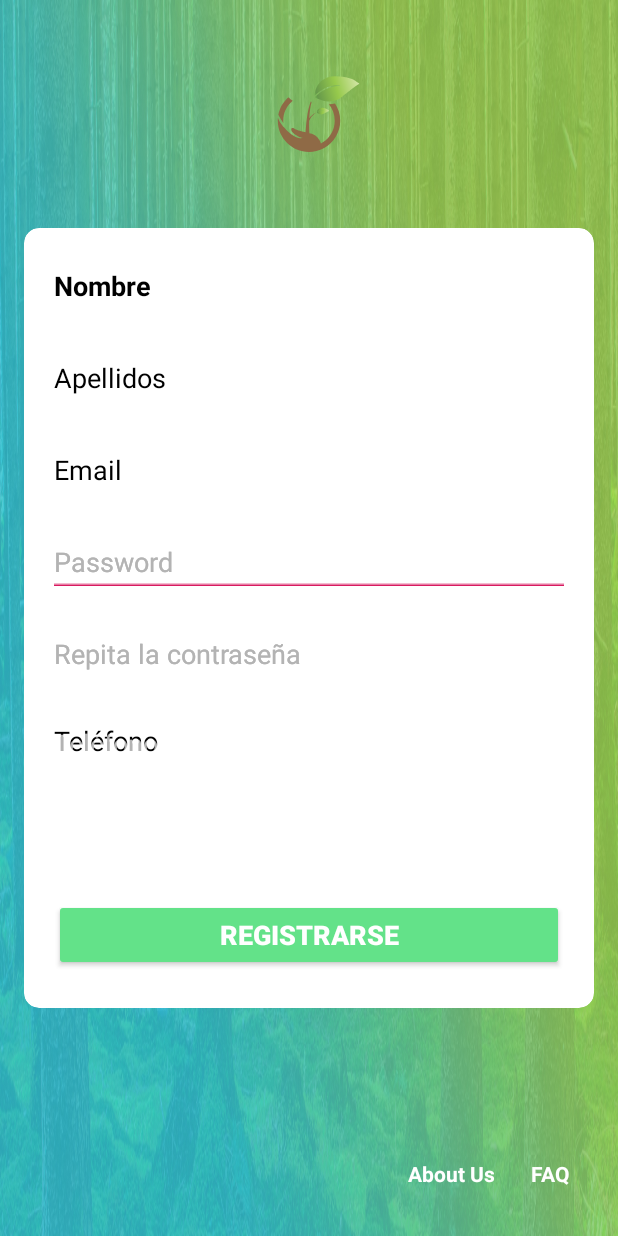
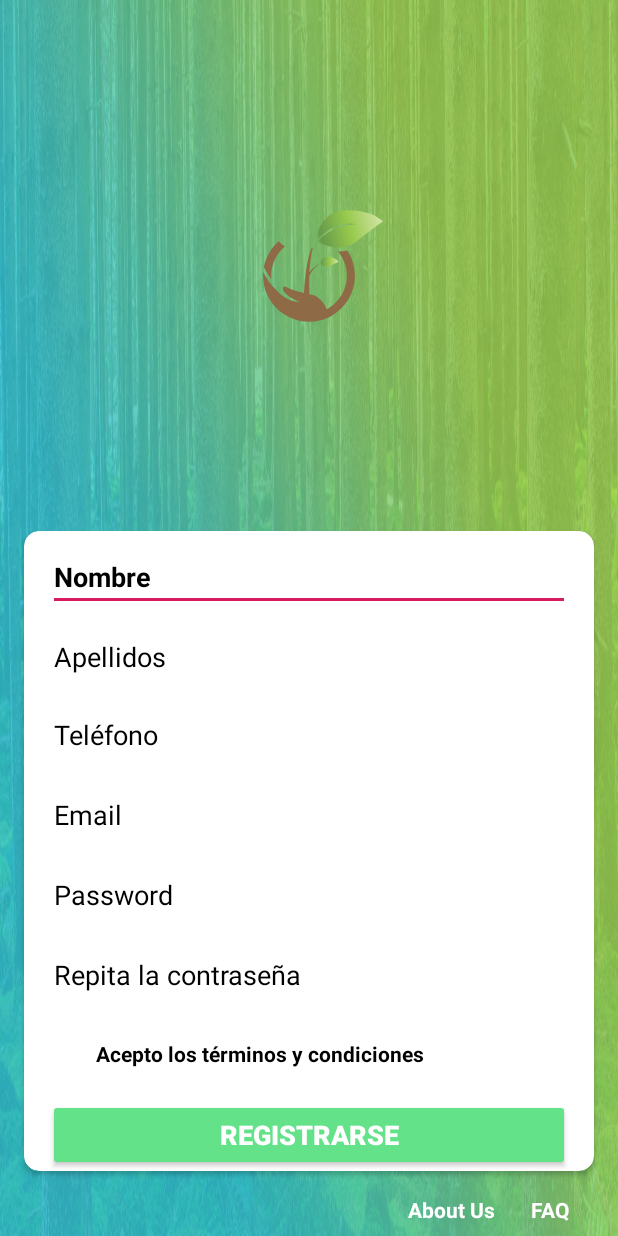
Before and after one commit to jmateos4/ecohuerto, an Android app: the RegistroActivity screen opened directly, with no data from a screen before it, on a phone screen of 412 x 824 dp. Run offline under Robolectric (Android 15) with nearby library versions, the phone set to English and light mode, and no system bars.

Commit message:
Registro vista

```diff
--- a/Plantillas/app/src/main/java/com/mcenteno/plantillas/MainActivity.java
+++ b/Plantillas/app/src/main/java/com/mcenteno/plantillas/MainActivity.java
@@ -1,21 +1,32 @@
 package com.mcenteno.plantillas;
 
+import android.content.Intent;
 import android.os.Bundle;
 import android.support.v7.app.AppCompatActivity;
+import android.view.View;
 import android.widget.Button;
+import android.widget.TextView;
 
 public class MainActivity extends AppCompatActivity {
 
     Button btnLogin;
+    TextView btnSignUp;
 
     @Override
     protected void onCreate(Bundle savedInstanceState) {
         super.onCreate(savedInstanceState);
         setContentView(R.layout.activity_login);
 
+        btnLogin = findViewById(R.id.buttonLogin);
+        btnSignUp = findViewById(R.id.text_signup);
 
-        btnLogin = findViewById(R.id.buttonLogin);
-
+        btnSignUp.setOnClickListener(new View.OnClickListener() {
+            @Override
+            public void onClick(View v) {
+                Intent intentSignUp = new Intent(MainActivity.this, RegistroActivity.class);
+                startActivity(intentSignUp);
+            }
+        });
 
         /*btnLogin.setOnClickListener(new View.OnClickListener() {
             @Override
--- a/Plantillas/app/src/main/res/layout/activity_registro.xml
+++ b/Plantillas/app/src/main/res/layout/activity_registro.xml
@@ -10,13 +10,14 @@
     <ImageView
         android:id="@+id/imageView2"
         android:layout_width="0dp"
-        android:layout_height="0dp"
+        android:layout_height="200dp"
         android:layout_marginStart="8dp"
         android:layout_marginTop="8dp"
         android:layout_marginEnd="8dp"
         android:layout_marginBottom="8dp"
         app:layout_constraintBottom_toTopOf="@+id/cardView"
         app:layout_constraintEnd_toEndOf="parent"
+        app:layout_constraintHorizontal_bias="0.0"
         app:layout_constraintStart_toStartOf="parent"
         app:layout_constraintTop_toTopOf="parent"
         app:srcCompat="@drawable/ic_logo4"
@@ -25,95 +26,46 @@
     <android.support.v7.widget.CardView
         android:id="@+id/cardView"
         android:layout_width="380dp"
-        android:layout_height="520dp"
-        android:layout_marginStart="8dp"
-        android:layout_marginEnd="8dp"
+        android:layout_height="wrap_content"
+        android:layout_marginStart="16dp"
+        android:layout_marginEnd="16dp"
+        android:layout_marginBottom="16dp"
         app:cardBackgroundColor="@android:color/background_light"
         app:cardCornerRadius="10dp"
-        app:layout_constraintBottom_toBottomOf="parent"
+        app:layout_constraintBottom_toTopOf="@+id/textView"
         app:layout_constraintEnd_toEndOf="parent"
-        app:layout_constraintStart_toStartOf="parent"
-        app:layout_constraintTop_toTopOf="parent">
+        app:layout_constraintStart_toStartOf="parent">
 
         <android.support.constraint.ConstraintLayout
             android:layout_width="match_parent"
             android:layout_height="match_parent">
 
             <EditText
-                android:id="@+id/etPassword"
-                android:layout_width="0dp"
-                android:layout_height="wrap_content"
-                android:layout_marginTop="8dp"
-                android:layout_marginBottom="8dp"
-                android:ems="10"
-                android:hint="@string/hint_password"
-                android:inputType="textPassword"
-                android:textColorHint="@android:color/black"
-                app:layout_constraintBottom_toTopOf="@+id/etRepeatPassword"
-                app:layout_constraintEnd_toEndOf="@+id/etEmail"
-                app:layout_constraintStart_toStartOf="@+id/etEmail"
-                app:layout_constraintTop_toBottomOf="@+id/etEmail" />
-
-            <EditText
-                android:id="@+id/etRepeatPassword"
-                android:layout_width="0dp"
-                android:layout_height="wrap_content"
-                android:layout_marginTop="8dp"
-                android:layout_marginBottom="8dp"
-                android:ems="10"
-                android:hint="@string/hint_repeat_password"
-                android:inputType="textPassword"
-                android:textColorHint="@android:color/black"
-                app:layout_constraintBottom_toTopOf="@+id/etPhone"
-                app:layout_constraintEnd_toEndOf="@+id/etPassword"
-                app:layout_constraintStart_toStartOf="@+id/etPassword"
-                app:layout_constraintTop_toBottomOf="@+id/etPassword" />
-
-            <EditText
                 android:id="@+id/etName"
                 android:layout_width="0dp"
                 android:layout_height="wrap_content"
                 android:layout_marginStart="16dp"
-                android:layout_marginTop="16dp"
+                android:layout_marginTop="8dp"
                 android:layout_marginEnd="16dp"
-                android:layout_marginBottom="8dp"
                 android:ems="10"
                 android:hint="@string/hint_first_name"
                 android:inputType="textPersonName"
                 android:textColor="@android:color/black"
+                android:textColorHint="@android:color/black"
                 android:textStyle="bold"
-                android:textColorHint="@android:color/black"
-                app:layout_constraintBottom_toTopOf="@+id/etLastName"
                 app:layout_constraintEnd_toEndOf="parent"
                 app:layout_constraintStart_toStartOf="parent"
                 app:layout_constraintTop_toTopOf="parent" />
-
-            <EditText
-                android:id="@+id/etPhone"
-                android:layout_width="0dp"
-                android:layout_height="44dp"
-                android:layout_marginTop="8dp"
-                android:layout_marginBottom="8dp"
-                android:ems="10"
-                android:hint="@string/hint_phone"
-                android:inputType="phone"
-                android:textColorHint="@android:color/black"
-                app:layout_constraintBottom_toTopOf="@+id/cbTerms"
-                app:layout_constraintEnd_toEndOf="@+id/etRepeatPassword"
-                app:layout_constraintStart_toStartOf="@+id/etRepeatPassword"
-                app:layout_constraintTop_toBottomOf="@+id/etRepeatPassword" />
 
             <EditText
                 android:id="@+id/etLastName"
                 android:layout_width="0dp"
                 android:layout_height="wrap_content"
                 android:layout_marginTop="8dp"
-                android:layout_marginBottom="8dp"
                 android:ems="10"
                 android:hint="@string/hint_last_name"
                 android:inputType="textPersonName"
                 android:textColorHint="@android:color/black"
-                app:layout_constraintBottom_toTopOf="@+id/etEmail"
                 app:layout_constraintEnd_toEndOf="@+id/etName"
                 app:layout_constraintStart_toStartOf="@+id/etName"
                 app:layout_constraintTop_toBottomOf="@+id/etName" />
@@ -123,41 +75,39 @@
                 android:layout_width="0dp"
                 android:layout_height="44dp"
                 android:layout_marginTop="8dp"
-                android:layout_marginBottom="8dp"
                 android:ems="10"
                 android:hint="@string/hint_phone"
                 android:inputType="phone"
-                app:layout_constraintBottom_toTopOf="@+id/cbTerms"
-                app:layout_constraintEnd_toEndOf="@+id/etRepeatPassword"
-                app:layout_constraintStart_toStartOf="@+id/etRepeatPassword"
-                app:layout_constraintTop_toBottomOf="@+id/etRepeatPassword" />
+                android:textColorHint="@android:color/black"
+                app:layout_constraintEnd_toEndOf="@+id/etLastName"
+                app:layout_constraintStart_toStartOf="@+id/etLastName"
+                app:layout_constraintTop_toBottomOf="@+id/etLastName" />
 
             <EditText
                 android:id="@+id/etEmail"
                 android:layout_width="0dp"
                 android:layout_height="wrap_content"
                 android:layout_marginTop="8dp"
-                android:layout_marginBottom="8dp"
                 android:ems="10"
                 android:hint="@string/hint_email"
                 android:inputType="textEmailAddress"
                 android:textColorHint="@android:color/black"
-                app:layout_constraintBottom_toTopOf="@+id/etPassword"
                 app:layout_constraintEnd_toEndOf="@+id/etLastName"
+                app:layout_constraintHorizontal_bias="1.0"
                 app:layout_constraintStart_toStartOf="@+id/etLastName"
-                app:layout_constraintTop_toBottomOf="@+id/etLastName" />
+                app:layout_constraintTop_toBottomOf="@+id/etPhone" />
 
             <EditText
                 android:id="@+id/etPassword"
                 android:layout_width="0dp"
                 android:layout_height="wrap_content"
                 android:layout_marginTop="8dp"
-                android:layout_marginBottom="8dp"
                 android:ems="10"
                 android:hint="@string/hint_password"
                 android:inputType="textPassword"
-                app:layout_constraintBottom_toTopOf="@+id/etRepeatPassword"
+                android:textColorHint="@android:color/black"
                 app:layout_constraintEnd_toEndOf="@+id/etEmail"
+                app:layout_constraintHorizontal_bias="1.0"
                 app:layout_constraintStart_toStartOf="@+id/etEmail"
                 app:layout_constraintTop_toBottomOf="@+id/etEmail" />
 
@@ -166,11 +116,10 @@
                 android:layout_width="0dp"
                 android:layout_height="wrap_content"
                 android:layout_marginTop="8dp"
-                android:layout_marginBottom="8dp"
                 android:ems="10"
                 android:hint="@string/hint_repeat_password"
                 android:inputType="textPassword"
-                app:layout_constraintBottom_toTopOf="@+id/etPhone"
+                android:textColorHint="@android:color/black"
                 app:layout_constraintEnd_toEndOf="@+id/etPassword"
                 app:layout_constraintStart_toStartOf="@+id/etPassword"
                 app:layout_constraintTop_toBottomOf="@+id/etPassword" />
@@ -179,47 +128,29 @@
                 android:id="@+id/cbTerms"
                 android:layout_width="0dp"
                 android:layout_height="44dp"
-                android:layout_marginTop="11dp"
+                android:layout_marginTop="8dp"
                 android:checked="false"
                 android:text="@string/checkbox_accept_terms"
                 android:textAlignment="textStart"
+                android:textColor="@color/colorPrimaryDark"
                 android:textStyle="bold"
-                app:layout_constraintEnd_toEndOf="@+id/etPhone"
-                app:layout_constraintStart_toStartOf="@+id/etPhone"
-                app:layout_constraintTop_toBottomOf="@+id/etPhone" />
+                app:layout_constraintEnd_toEndOf="@+id/etRepeatPassword"
+                app:layout_constraintStart_toStartOf="@+id/etRepeatPassword"
+                app:layout_constraintTop_toBottomOf="@+id/etRepeatPassword" />
 
             <Button
                 android:id="@+id/btnRegister"
                 android:layout_width="0dp"
                 android:layout_height="wrap_content"
-                android:layout_marginStart="20dp"
                 android:layout_marginTop="8dp"
-                android:layout_marginEnd="20dp"
-                android:layout_marginBottom="8dp"
                 android:backgroundTint="#63e289"
                 android:text="@string/button_register_user"
                 android:textColor="@android:color/white"
                 android:textSize="18sp"
                 android:textStyle="bold"
-                app:layout_constraintBottom_toBottomOf="parent"
-                app:layout_constraintEnd_toEndOf="parent"
-                app:layout_constraintHorizontal_bias="1.0"
-                app:layout_constraintStart_toStartOf="parent"
+                app:layout_constraintEnd_toEndOf="@+id/cbTerms"
+                app:layout_constraintStart_toStartOf="@+id/cbTerms"
                 app:layout_constraintTop_toBottomOf="@+id/cbTerms" />
-
-            <CheckBox
-                android:id="@+id/cbTerms"
-                android:layout_width="0dp"
-                android:layout_height="44dp"
-                android:layout_marginTop="11dp"
-                android:checked="false"
-                android:text="@string/checkbox_accept_terms"
-                android:textAlignment="textStart"
-                android:textStyle="bold"
-                android:textColorHint="@android:color/black"
-                app:layout_constraintEnd_toEndOf="@+id/etPhone"
-                app:layout_constraintStart_toStartOf="@+id/etPhone"
-                app:layout_constraintTop_toBottomOf="@+id/etPhone" />
 
         </android.support.constraint.ConstraintLayout>
 
@@ -230,7 +161,7 @@
         android:layout_width="wrap_content"
         android:layout_height="wrap_content"
         android:layout_marginEnd="24dp"
-        android:layout_marginBottom="32dp"
+        android:layout_marginBottom="8dp"
         android:text="About Us"
         android:textColor="@android:color/white"
         android:textStyle="bold"
@@ -242,7 +173,7 @@
         android:layout_width="wrap_content"
         android:layout_height="wrap_content"
         android:layout_marginEnd="32dp"
-        android:layout_marginBottom="32dp"
+        android:layout_marginBottom="8dp"
         android:text="FAQ"
         android:textColor="@android:color/white"
         android:textStyle="bold"
```
